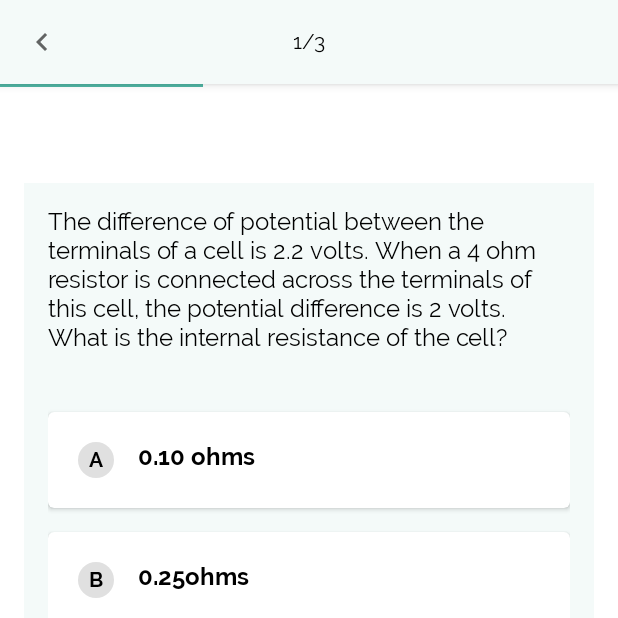
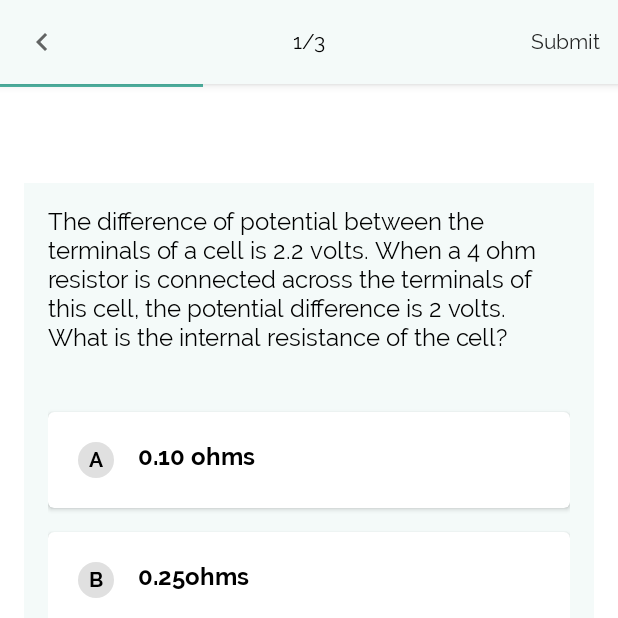
Before and after one commit to TobiAlbert/Prepsy, an Android app: the QuestionPageFragment screen opened through its navigation route, on a phone screen of 412 x 824 dp, the top half of it. Run offline under Robolectric (Android 15) with nearby library versions, the phone set to English and light mode, and no system bars; our stand-ins replace Dagger/Hilt's generated code.

Commit message:
Feat: Add view to submit answers.

```diff
--- a/app/src/main/java/app/prepsy/ui/questions/QuestionFragment.kt
+++ b/app/src/main/java/app/prepsy/ui/questions/QuestionFragment.kt
@@ -6,6 +6,7 @@ import android.view.View
 import android.view.ViewGroup
 import android.widget.Toast
 import androidx.fragment.app.Fragment
+import androidx.fragment.app.viewModels
 import androidx.recyclerview.widget.LinearLayoutManager
 import app.prepsy.databinding.FragmentQuestionBinding
 import app.prepsy.ui.models.Question
@@ -17,6 +18,8 @@ private const val ARG_PARAM1 = "param1"
 
 @AndroidEntryPoint
 class QuestionFragment : Fragment() {
+
+    private val questionViewModel: QuestionViewModel by viewModels()
     private var _binding: FragmentQuestionBinding? = null
     private val binding get() = _binding!!
 
@@ -44,6 +47,7 @@ class QuestionFragment : Fragment() {
     }
 
     private fun onOptionSelected(option: String) {
+
         Toast.makeText(
             requireContext(),
             option,
--- a/app/src/main/java/app/prepsy/ui/questions/QuestionPageFragment.kt
+++ b/app/src/main/java/app/prepsy/ui/questions/QuestionPageFragment.kt
@@ -2,8 +2,10 @@ package app.prepsy.ui.questions
 
 import android.os.Bundle
 import android.view.LayoutInflater
+import android.view.MenuItem
 import android.view.View
 import android.view.ViewGroup
+import android.widget.Toast
 import androidx.core.view.updatePadding
 import androidx.fragment.app.Fragment
 import androidx.fragment.app.viewModels
@@ -45,6 +47,21 @@ class QuestionPageFragment : Fragment() {
 
     private fun setupUi() {
         // setup toolbar
+        binding.toolbar.inflateMenu(R.menu.menu_question)
+        binding.toolbar.setOnMenuItemClickListener {
+            when (it.itemId) {
+                R.id.menu_submit -> {
+                    Toast.makeText(
+                        requireContext(),
+                        it.title,
+                        Toast.LENGTH_SHORT
+                    ).show()
+                    true
+                }
+                else -> false
+            }
+        }
+
         binding.toolbar.setNavigationOnClickListener {
             findNavController().navigateUp()
         }
@@ -88,6 +105,13 @@ class QuestionPageFragment : Fragment() {
                     binding.progressBar.progress = (currentQuestionIndex * 100 / numOfQuestions)
                     binding.questionNumber.text =
                         getString(R.string.page_question_number, currentQuestionIndex, numOfQuestions)
+
+                    // handle submit button visibility
+                    val submitMenuItem: MenuItem = binding.toolbar.menu.findItem(R.id.menu_submit)
+                    submitMenuItem.isVisible = currentQuestionIndex < numOfQuestions
+
+                    binding.submitBtn.visibility =
+                        if (currentQuestionIndex == numOfQuestions) View.VISIBLE else View.GONE
                 }
             }
         })
--- a/app/src/main/res/layout/fragment_question_page.xml
+++ b/app/src/main/res/layout/fragment_question_page.xml
@@ -44,9 +44,24 @@
         android:id="@+id/viewpager"
         android:layout_marginStart="@dimen/activity_vertical_margin"
         android:layout_marginEnd="@dimen/activity_vertical_margin"
+        android:layout_marginBottom="@dimen/activity_vertical_margin"
         android:layout_marginTop="@dimen/question_margin_top"
         android:layout_width="match_parent"
         android:layout_below="@+id/progressBar"
+        android:layout_above="@+id/submitBtn"
         android:layout_height="wrap_content"
         tools:context=".ui.questions.QuestionPageFragment"/>
+
+    <com.google.android.material.button.MaterialButton
+        android:id="@+id/submitBtn"
+        android:layout_alignStart="@+id/viewpager"
+        android:layout_alignEnd="@+id/viewpager"
+        android:layout_alignParentBottom="true"
+        android:layout_marginBottom="32dp"
+        android:text="@string/submit"
+        android:visibility="gone"
+        android:backgroundTint="@color/button_green"
+        android:layout_width="match_parent"
+        android:layout_height="75dp"
+        tools:visibility="visible"/>
 </RelativeLayout>
--- /dev/null
+++ b/app/src/main/res/menu/menu_question.xml
@@ -0,0 +1,8 @@
+<?xml version="1.0" encoding="utf-8"?>
+<menu xmlns:android="http://schemas.android.com/apk/res/android"
+    xmlns:app="http://schemas.android.com/apk/res-auto">
+    <item
+        android:id="@+id/menu_submit"
+        android:title="@string/submit"
+        app:showAsAction="always"/>
+</menu>
--- a/app/src/main/res/values/strings.xml
+++ b/app/src/main/res/values/strings.xml
@@ -26,4 +26,5 @@
     <string name="double_tap_option_action_text">Okay</string>
     <string name="swipe_message">Swipe to Move between Questions</string>
     <string name="swipe_action_text">Okay</string>
+    <string name="submit">Submit</string>
 </resources>
--- a/app/src/main/res/values/themes.xml
+++ b/app/src/main/res/values/themes.xml
@@ -3,11 +3,13 @@
     <style name="BaseAppTheme" parent="Theme.MaterialComponents.Light.NoActionBar">
         <!-- Primary brand color. -->
         <item name="colorPrimary">@color/primary_green</item>
-        <item name="colorPrimaryVariant">@color/gray</item>
+        <item name="colorPrimaryVariant">@color/black</item>
         <item name="colorOnPrimary">@color/white</item>
 
         <!-- default text colors -->
         <item name="android:fontFamily">@font/raleway_font_family</item>
+
+        <item name="android:actionMenuTextAppearance">@style/MenuTextAppearance</item>
     </style>
 
     <style name="BaseAppTheme.AppTheme">
@@ -27,6 +29,10 @@
     <style name="AppTheme.ResultPageTheme">
         <item name="android:windowBackground">@color/button_green</item>
         <item name="android:statusBarColor">@color/button_green</item>
+    </style>
+
+    <style name="MenuTextAppearance" parent="TextAppearance.AppCompat.Widget.ActionBar.Menu">
+        <item name="android:textAllCaps">false</item>
     </style>
 
     <style name="TitleTextStyle" parent="TextAppearance.MaterialComponents.Headline2">
```
Also changed, not shown: app/src/main/res/animator/fade_in.xml (added, +8 -0 lines), app/src/main/res/animator/fade_out.xml (added, +8 -0 lines).
